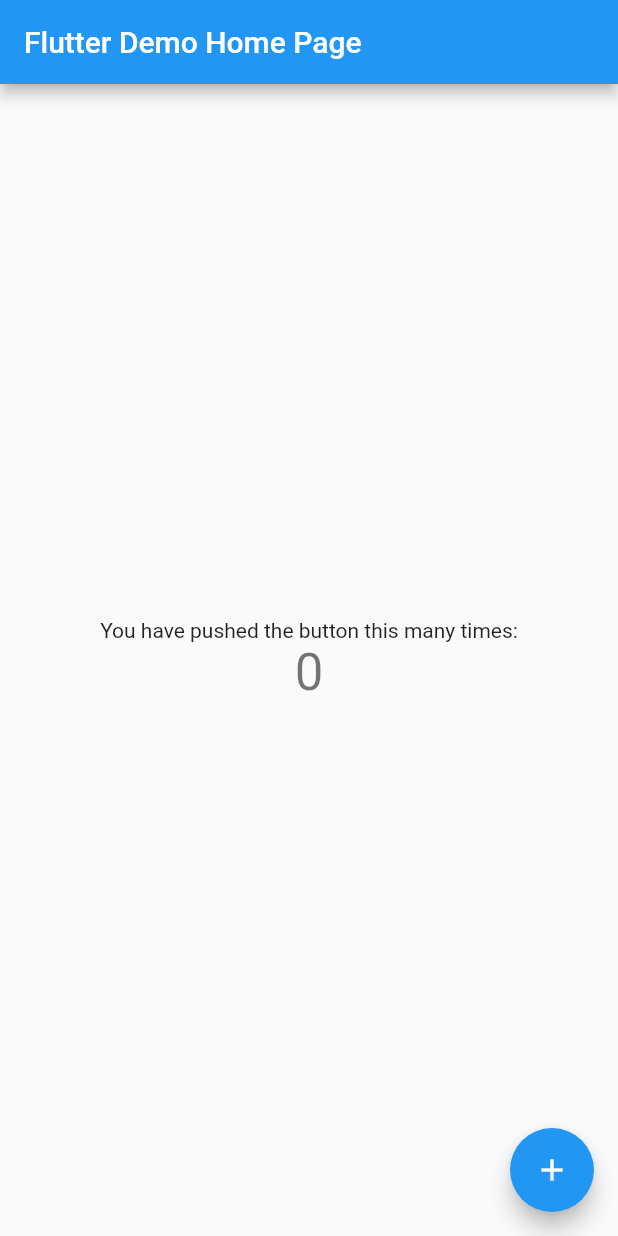
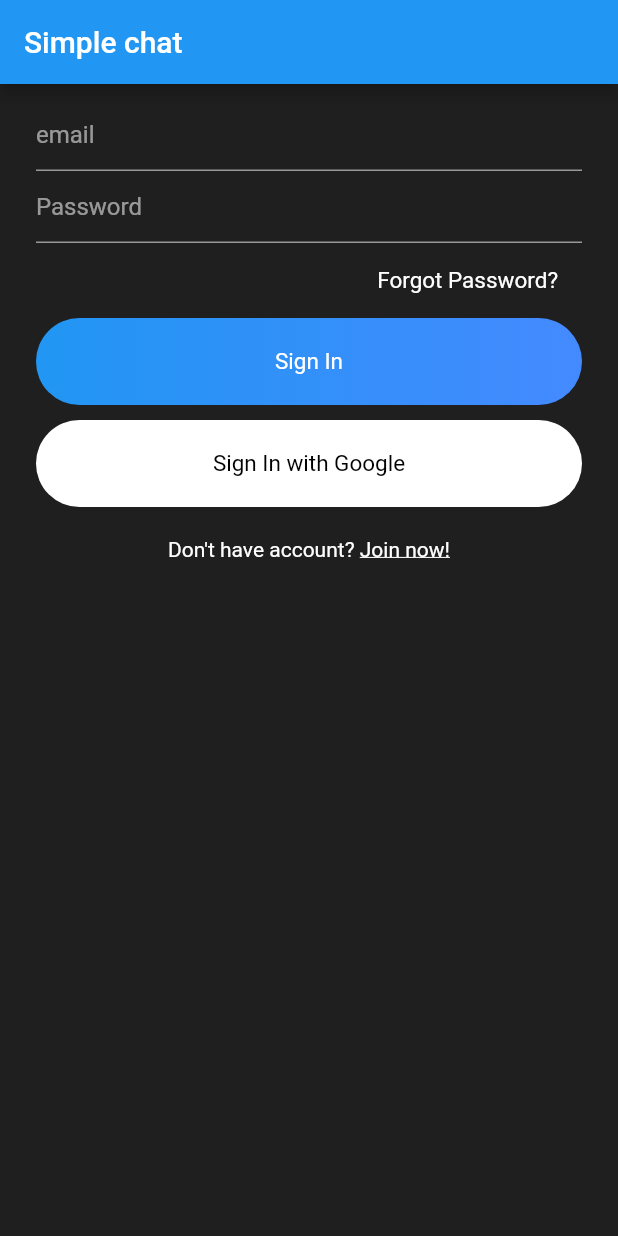
Before and after one commit to cnugroho11/simple_chat, a Flutter app: the screen it shows after launch, on a phone screen of 412 x 824 dp. Run offline on Flutter 3.47's test engine with Material 2 defaults, Android fonts, the phone set to English and light mode, and no system bars; our stand-ins replace firebase_auth; accounts and stored records are empty.

```diff
--- a/lib/main.dart
+++ b/lib/main.dart
@@ -1,4 +1,6 @@
 import 'package:flutter/material.dart';
+import 'package:simplechat/pages/home/homepage.dart';
+import 'package:simplechat/pages/login/login.dart';
 
 void main() {
   runApp(MyApp());
@@ -10,108 +12,13 @@ class MyApp extends StatelessWidget {
   Widget build(BuildContext context) {
     return MaterialApp(
       title: 'Flutter Demo',
+      debugShowCheckedModeBanner: false,
       theme: ThemeData(
-        // This is the theme of your application.
-        //
-        // Try running your application with "flutter run". You'll see the
-        // application has a blue toolbar. Then, without quitting the app, try
-        // changing the primarySwatch below to Colors.green and then invoke
-        // "hot reload" (press "r" in the console where you ran "flutter run",
-        // or simply save your changes to "hot reload" in a Flutter IDE).
-        // Notice that the counter didn't reset back to zero; the application
-        // is not restarted.
         primarySwatch: Colors.blue,
-        // This makes the visual density adapt to the platform that you run
-        // the app on. For desktop platforms, the controls will be smaller and
-        // closer together (more dense) than on mobile platforms.
         visualDensity: VisualDensity.adaptivePlatformDensity,
+        scaffoldBackgroundColor: Color(0xff1F1F1F)
       ),
-      home: MyHomePage(title: 'Flutter Demo Home Page'),
+      home: LoginScreen(),
     );
   }
 }
-
-class MyHomePage extends StatefulWidget {
-  MyHomePage({Key key, this.title}) : super(key: key);
-
-  // This widget is the home page of your application. It is stateful, meaning
-  // that it has a State object (defined below) that contains fields that affect
-  // how it looks.
-
-  // This class is the configuration for the state. It holds the values (in this
-  // case the title) provided by the parent (in this case the App widget) and
-  // used by the build method of the State. Fields in a Widget subclass are
-  // always marked "final".
-
-  final String title;
-
-  @override
-  _MyHomePageState createState() => _MyHomePageState();
-}
-
-class _MyHomePageState extends State<MyHomePage> {
-  int _counter = 0;
-
-  void _incrementCounter() {
-    setState(() {
-      // This call to setState tells the Flutter framework that something has
-      // changed in this State, which causes it to rerun the build method below
-      // so that the display can reflect the updated values. If we changed
-      // _counter without calling setState(), then the build method would not be
-      // called again, and so nothing would appear to happen.
-      _counter++;
-    });
-  }
-
-  @override
-  Widget build(BuildContext context) {
-    // This method is rerun every time setState is called, for instance as done
-    // by the _incrementCounter method above.
-    //
-    // The Flutter framework has been optimized to make rerunning build methods
-    // fast, so that you can just rebuild anything that needs updating rather
-    // than having to individually change instances of widgets.
-    return Scaffold(
-      appBar: AppBar(
-        // Here we take the value from the MyHomePage object that was created by
-        // the App.build method, and use it to set our appbar title.
-        title: Text(widget.title),
-      ),
-      body: Center(
-        // Center is a layout widget. It takes a single child and positions it
-        // in the middle of the parent.
-        child: Column(
-          // Column is also a layout widget. It takes a list of children and
-          // arranges them vertically. By default, it sizes itself to fit its
-          // children horizontally, and tries to be as tall as its parent.
-          //
-          // Invoke "debug painting" (press "p" in the console, choose the
-          // "Toggle Debug Paint" action from the Flutter Inspector in Android
-          // Studio, or the "Toggle Debug Paint" command in Visual Studio Code)
-          // to see the wireframe for each widget.
-          //
-          // Column has various properties to control how it sizes itself and
-          // how it positions its children. Here we use mainAxisAlignment to
-          // center the children vertically; the main axis here is the vertical
-          // axis because Columns are vertical (the cross axis would be
-          // horizontal).
-          mainAxisAlignment: MainAxisAlignment.center,
-          children: <Widget>[
-            Text(
-              'You have pushed the button this many times:',
-            ),
-            Text(
-              '$_counter',
-              style: Theme.of(context).textTheme.headline4,
-            ),
-          ],
-        ),
-      ),
-      floatingActionButton: FloatingActionButton(
-        onPressed: _incrementCounter,
-        tooltip: 'Increment',
-        child: Icon(Icons.add),
-      ), // This trailing comma makes auto-formatting nicer for build methods.
-    );
-  }
-}
--- /dev/null
+++ b/lib/model/user.dart
@@ -0,0 +1,5 @@
+class User{
+  String userId;
+
+  User({this.userId});
+}
--- /dev/null
+++ b/lib/pages/login/login.dart
@@ -0,0 +1,141 @@
+import 'package:flutter/cupertino.dart';
+import 'package:flutter/material.dart';
+import 'package:simplechat/widgets/appbar.dart';
+import 'package:simplechat/pages/login/signup.dart';
+
+
+class LoginScreen extends StatefulWidget {
+  @override
+  _LoginScreenState createState() => _LoginScreenState();
+}
+
+class _LoginScreenState extends State<LoginScreen> {
+
+
+
+  @override
+  Widget build(BuildContext context) {
+    return Scaffold(
+      appBar: appBarMain(context),
+      body: Container(
+        child: Container(
+          padding: EdgeInsets.symmetric(horizontal: 24),
+          child: Column(
+            mainAxisSize: MainAxisSize.min,
+            children: <Widget>[
+              SizedBox(height: 10,),
+              TextField(
+                style: TextStyle(
+                  color: Colors.white
+                ),
+                decoration: InputDecoration(
+                  hintText: "email",
+                  hintStyle: TextStyle(
+                    color: Colors.white54,
+                  ),
+                  focusedBorder: UnderlineInputBorder(
+                    borderSide: BorderSide(color: Colors.white),
+                  ),
+                  enabledBorder: UnderlineInputBorder(
+                    borderSide: BorderSide(color: Colors.white54)
+                  )
+                ),
+              ),
+              TextField(
+                style: TextStyle(
+                    color: Colors.white
+                ),
+                decoration: InputDecoration(
+                    hintText: "Password",
+                    hintStyle: TextStyle(
+                      color: Colors.white54,
+                    ),
+                    focusedBorder: UnderlineInputBorder(
+                      borderSide: BorderSide(color: Colors.white),
+                    ),
+                    enabledBorder: UnderlineInputBorder(
+                        borderSide: BorderSide(color: Colors.white54)
+                    )
+                ),
+                obscureText: true,
+              ),
+              SizedBox(height: 8,),
+              Container(
+                padding: EdgeInsets.symmetric(horizontal: 16, vertical: 8),
+                alignment: Alignment.centerRight,
+                child: Text('Forgot Password?',
+                  style: TextStyle(
+                    color: Colors.white,
+                    fontSize: 15
+                  ),
+                ),
+              ),
+              SizedBox(height: 8,),
+              Container(
+                width: MediaQuery.of(context).size.width,
+                padding: EdgeInsets.symmetric(vertical: 20),
+                decoration: BoxDecoration(
+                  borderRadius: BorderRadius.all(Radius.circular(30)),
+                  gradient: LinearGradient(
+                    colors: [
+                      Colors.blue,
+                      Colors.blueAccent
+                    ]
+                  )
+                ),
+                child: Center(
+                  child: Text('Sign In',
+                    style: TextStyle(
+                      color: Colors.white,
+                      fontSize: 15
+                    ),
+                  ),
+                ),
+              ),
+              SizedBox(height: 10,),
+              Container(
+                width: MediaQuery.of(context).size.width,
+                padding: EdgeInsets.symmetric(vertical: 20),
+                decoration: BoxDecoration(
+                    borderRadius: BorderRadius.all(Radius.circular(30)),
+                    color: Colors.white
+                ),
+                child: Center(
+                  child: Text('Sign In with Google',
+                    style: TextStyle(
+                        color: Colors.black,
+                        fontSize: 15
+                    ),
+                  ),
+                ),
+              ),
+              SizedBox(height: 20,),
+              GestureDetector(
+                onTap: (){
+                  Navigator.of(context).pushReplacement(MaterialPageRoute(
+                    builder: (context) => SignUp()));
+                },
+                child: Row(
+                  mainAxisAlignment: MainAxisAlignment.center,
+                  children: <Widget>[
+                    Text("Don't have account? " ,
+                      style: TextStyle(
+                        color: Colors.white
+                      ),
+                    ),
+                    Text("Join now!",
+                      style: TextStyle(
+                        color: Colors.white,
+                        decoration: TextDecoration.underline
+                      ),
+                    )
+                  ],
+                ),
+              ),
+            ],
+          ),
+        ),
+      ),
+    );
+  }
+}
--- /dev/null
+++ b/lib/pages/splash_screen.dart
@@ -0,0 +1 @@
+import 'package:flutter/material.dart';
--- /dev/null
+++ b/lib/widgets/appbar.dart
@@ -0,0 +1,7 @@
+import 'package:flutter/material.dart';
+
+Widget appBarMain(BuildContext context){
+  return AppBar(
+    title: Text('Simple chat'),
+  );
+}
```
Also changed, not shown: lib/pages/home/homepage.dart (added, +36 -0 lines), lib/pages/login/signup.dart (added, +198 -0 lines), lib/service/auth.dart (added, +47 -0 lines), pubspec.yaml (+4 -53 lines), lib/helper/authenticate.dart (added), lib/pages/home/conversation_page.dart (added), lib/pages/login/forget_password.dart (added), pubspec.lock, 3 other files.
